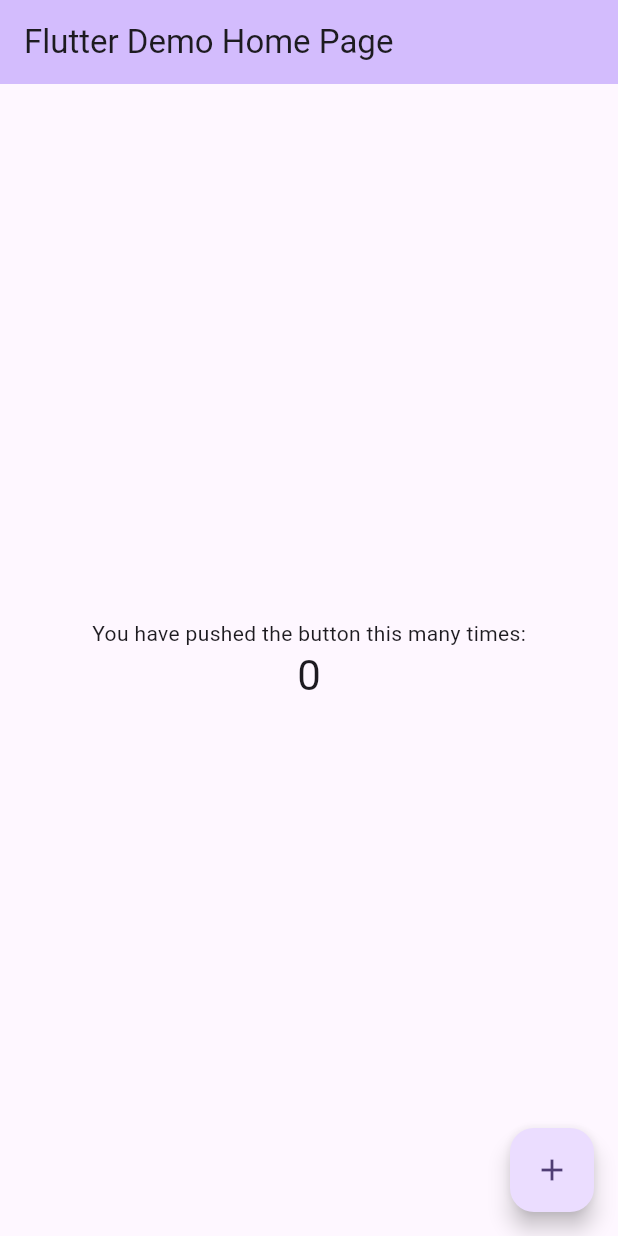
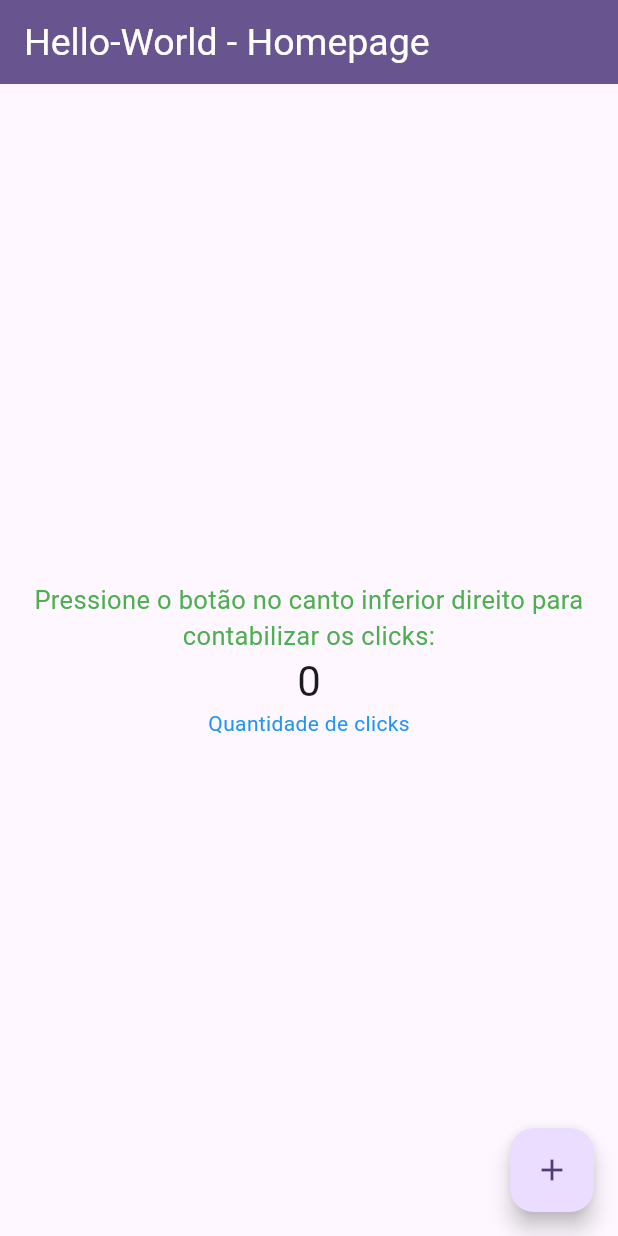
Before and after one commit to rodsdev23/meuappflutter, a Flutter app: the screen it shows after launch, on a phone screen of 412 x 824 dp. Run offline on Flutter 3.47's test engine with Material 2 defaults, Android fonts, the phone set to English and light mode, and no system bars.

Commit message:
commit desafio: subindo projeto flutter no git

```diff
--- a/lib/main.dart
+++ b/lib/main.dart
@@ -7,46 +7,22 @@ void main() {
 class MyApp extends StatelessWidget {
   const MyApp({super.key});
 
-  // This widget is the root of your application.
   @override
   Widget build(BuildContext context) {
     return MaterialApp(
-      title: 'Flutter Demo',
+      title: 'Meu primeiro app',
       theme: ThemeData(
-        // This is the theme of your application.
-        //
-        // TRY THIS: Try running your application with "flutter run". You'll see
-        // the application has a blue toolbar. Then, without quitting the app,
-        // try changing the seedColor in the colorScheme below to Colors.green
-        // and then invoke "hot reload" (save your changes or press the "hot
-        // reload" button in a Flutter-supported IDE, or press "r" if you used
-        // the command line to start the app).
-        //
-        // Notice that the counter didn't reset back to zero; the application
-        // state is not lost during the reload. To reset the state, use hot
-        // restart instead.
-        //
-        // This works for code too, not just values: Most code changes can be
-        // tested with just a hot reload.
         colorScheme: ColorScheme.fromSeed(seedColor: Colors.deepPurple),
         useMaterial3: true,
       ),
-      home: const MyHomePage(title: 'Flutter Demo Home Page'),
+      home: const MyHomePage(title: 'Hello-World - Homepage'),
+
     );
   }
 }
 
 class MyHomePage extends StatefulWidget {
   const MyHomePage({super.key, required this.title});
-
-  // This widget is the home page of your application. It is stateful, meaning
-  // that it has a State object (defined below) that contains fields that affect
-  // how it looks.
-
-  // This class is the configuration for the state. It holds the values (in this
-  // case the title) provided by the parent (in this case the App widget) and
-  // used by the build method of the State. Fields in a Widget subclass are
-  // always marked "final".
 
   final String title;
 
@@ -59,59 +35,36 @@ class _MyHomePageState extends State<MyHomePage> {
 
   void _incrementCounter() {
     setState(() {
-      // This call to setState tells the Flutter framework that something has
-      // changed in this State, which causes it to rerun the build method below
-      // so that the display can reflect the updated values. If we changed
-      // _counter without calling setState(), then the build method would not be
-      // called again, and so nothing would appear to happen.
       _counter++;
     });
   }
 
   @override
   Widget build(BuildContext context) {
-    // This method is rerun every time setState is called, for instance as done
-    // by the _incrementCounter method above.
-    //
-    // The Flutter framework has been optimized to make rerunning build methods
-    // fast, so that you can just rebuild anything that needs updating rather
-    // than having to individually change instances of widgets.
     return Scaffold(
       appBar: AppBar(
-        // TRY THIS: Try changing the color here to a specific color (to
-        // Colors.amber, perhaps?) and trigger a hot reload to see the AppBar
-        // change color while the other colors stay the same.
-        backgroundColor: Theme.of(context).colorScheme.inversePrimary,
-        // Here we take the value from the MyHomePage object that was created by
-        // the App.build method, and use it to set our appbar title.
-        title: Text(widget.title),
+        backgroundColor: Theme.of(context).colorScheme.primary,
+        titleTextStyle: const TextStyle(color: Colors.white,
+        fontSize: 25),
+        title: Text(widget.title)
       ),
+
       body: Center(
-        // Center is a layout widget. It takes a single child and positions it
-        // in the middle of the parent.
         child: Column(
-          // Column is also a layout widget. It takes a list of children and
-          // arranges them vertically. By default, it sizes itself to fit its
-          // children horizontally, and tries to be as tall as its parent.
-          //
-          // Column has various properties to control how it sizes itself and
-          // how it positions its children. Here we use mainAxisAlignment to
-          // center the children vertically; the main axis here is the vertical
-          // axis because Columns are vertical (the cross axis would be
-          // horizontal).
-          //
-          // TRY THIS: Invoke "debug painting" (choose the "Toggle Debug Paint"
-          // action in the IDE, or press "p" in the console), to see the
-          // wireframe for each widget.
           mainAxisAlignment: MainAxisAlignment.center,
           children: <Widget>[
             const Text(
-              'You have pushed the button this many times:',
+              'Pressione o botão no canto inferior direito para contabilizar os clicks:',
+              style: TextStyle(color: Colors.green, fontSize: 17),
+              textAlign: TextAlign.center,
+
             ),
             Text(
               '$_counter',
               style: Theme.of(context).textTheme.headlineMedium,
             ),
+            Text('Quantidade de clicks',
+            style: TextStyle(color: Colors.blue, fontSize: 14) ),
           ],
         ),
       ),
@@ -119,6 +72,7 @@ class _MyHomePageState extends State<MyHomePage> {
         onPressed: _incrementCounter,
         tooltip: 'Increment',
         child: const Icon(Icons.add),
+        hoverColor: Colors.lightGreen,
       ), // This trailing comma makes auto-formatting nicer for build methods.
     );
   }
```
